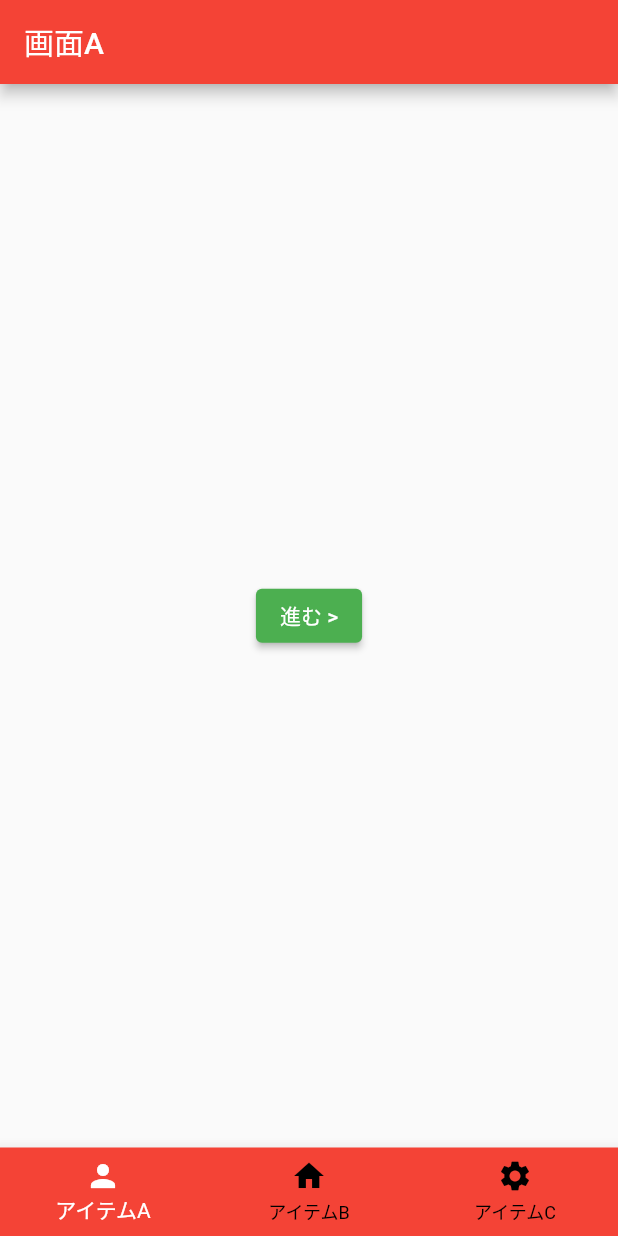
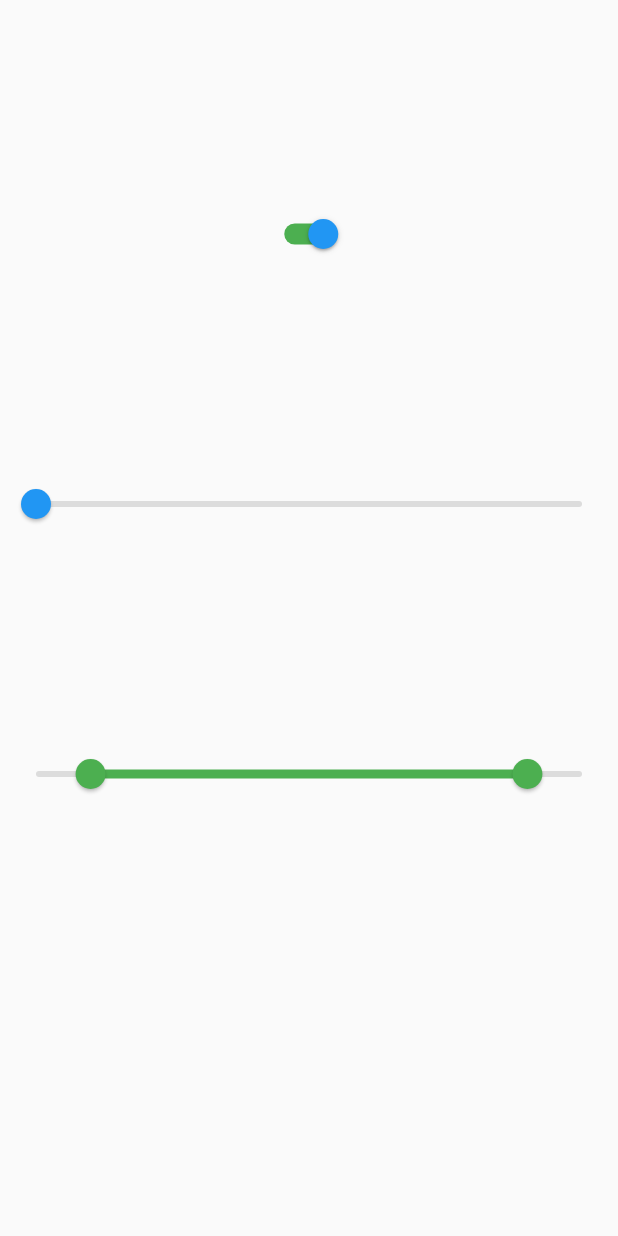
Before and after one commit to 0kkun/flutter-docker-template, a Flutter app: the screen it shows after launch, on a phone screen of 412 x 824 dp. Run offline on Flutter 3.47's test engine with Material 2 defaults, Android fonts, the phone set to English and light mode, and no system bars; our stand-ins replace flutter_riverpod, go_router, logger.

Commit message:
トグルの学習

```diff
--- a/src/lib/main.dart
+++ b/src/lib/main.dart
@@ -9,6 +9,7 @@ import 'package:workspace/widjets/side_menu.dart';
 import 'package:workspace/widjets/tweet_widjet.dart';
 import 'package:workspace/app.dart';
 import 'package:flutter_web_plugins/url_strategy.dart';
+import 'package:workspace/screens/toggle_screen.dart';
 
 final logger = Logger();
 
@@ -303,5 +304,11 @@ void main() {
 
   // プロバイダースコープでアプリを囲む
   const scope = ProviderScope(child: app12);
-  runApp(scope);
+  // runApp(scope);
+
+  // ******************************************
+  // ** スイッチウィジェット **
+  const app = MaterialApp(home: ToggleScreen());
+  const scope2 = ProviderScope(child: app);
+  runApp(scope2);
 }
--- /dev/null
+++ b/src/lib/providers/toggle_provider.dart
@@ -0,0 +1,14 @@
+import 'package:flutter/material.dart';
+import 'package:flutter_riverpod/flutter_riverpod.dart';
+
+final isOnProvider = StateProvider((ref) {
+  return true;
+});
+
+final valueProvider = StateProvider((ref) {
+  return 0.0;
+});
+
+final rangeProvider = StateProvider((ref) {
+  return const RangeValues(0.1, 0.9);
+});
--- /dev/null
+++ b/src/lib/screens/toggle_screen.dart
@@ -0,0 +1,70 @@
+import 'package:flutter/material.dart';
+import 'package:flutter_riverpod/flutter_riverpod.dart';
+import 'package:workspace/providers/toggle_provider.dart';
+
+class ToggleScreen extends ConsumerWidget {
+  const ToggleScreen({super.key});
+
+  @override
+  Widget build(BuildContext context, WidgetRef ref) {
+    // トグルスイッチ
+    final isOn = ref.watch(isOnProvider);
+    final toggleSwitch = Switch(
+      value: isOn,
+      onChanged: (isOn) {
+        ref.read(isOnProvider.notifier).state = isOn;
+      },
+      // 色を変える
+      activeColor: Colors.blue,
+      activeTrackColor: Colors.green,
+      inactiveThumbColor: Colors.black,
+      inactiveTrackColor: Colors.grey,
+    );
+
+    // スライダー
+    final value = ref.watch(valueProvider);
+    final slider = Slider(
+      value: value,
+      onChanged: (value) {
+        ref.read(valueProvider.notifier).state = value;
+      },
+      // 色を変える
+      thumbColor: Colors.blue,
+      activeColor: Colors.green,
+      inactiveColor: Colors.black12,
+    );
+
+    // レンジスライダー
+    final range = ref.watch(rangeProvider);
+    final rangeSlider = RangeSlider(
+      values: range,
+      onChanged: (value) {
+        ref.read(rangeProvider.notifier).state = value;
+      },
+      // 色を変える
+      activeColor: Colors.green,
+      inactiveColor: Colors.black12,
+    );
+
+    // スライダーを動かすと幅が変わるコンテナ
+    final con = Container(
+      width: value * 300,
+      height: 20,
+      color: Colors.blue,
+    );
+
+    return Scaffold(
+      body: Center(
+        child: Column(
+          mainAxisAlignment: MainAxisAlignment.spaceEvenly,
+          children: [
+            toggleSwitch,
+            slider,
+            rangeSlider,
+            con,
+          ],
+        ),
+      ),
+    );
+  }
+}
```
